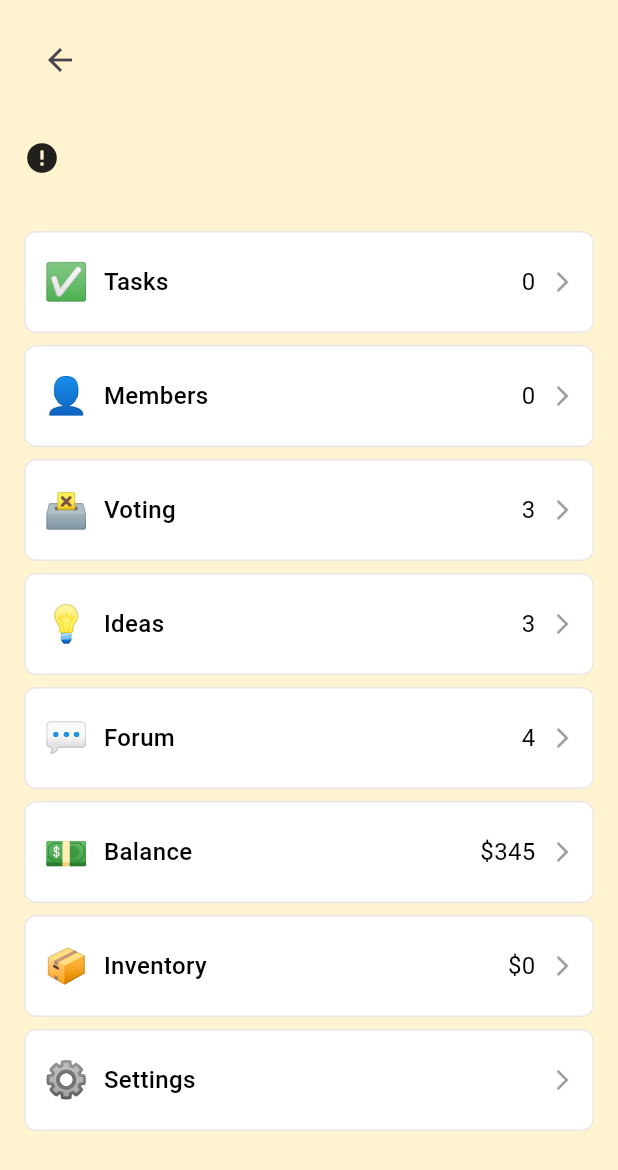
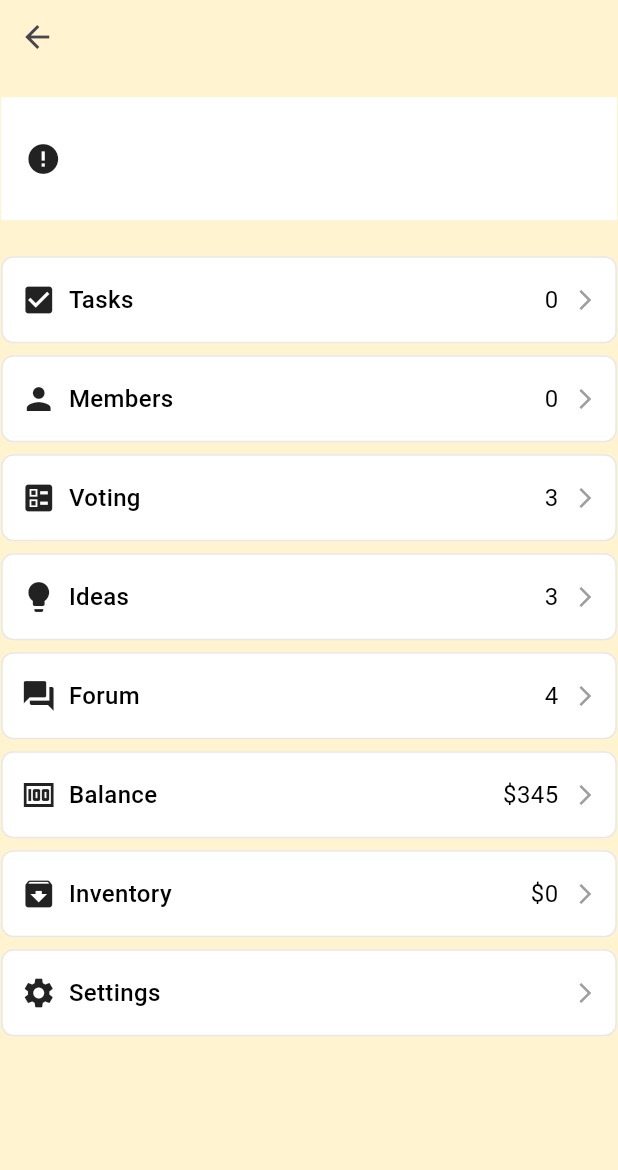
Before and after one commit to haythemd/compower, a Flutter app: the ProjectPage screen opened directly with empty values, on a phone screen of 412 x 824 dp. Shown: the top 1170 px of the screen. Run offline on Flutter 3.47's test engine with Material 3 defaults, Android fonts, the phone set to English and light mode, and no system bars; our stand-ins replace cloud_firestore, firebase_auth, firebase_core, firebase_storage, image_picker; accounts and stored records are empty; network calls fail.

Commit message:
Updated  code in : main.dart, todo.dart, ProjectPage.dart, homePage.dart, and new_project_screen.dart, with changes to models, widgets, and functionality

```diff
--- a/lib/main.dart
+++ b/lib/main.dart
@@ -2,7 +2,6 @@ import 'package:firebase_core/firebase_core.dart';
 import 'package:flutter/material.dart';
 import 'package:todo/firebase_options.dart';
 import 'package:todo/pages/homePage.dart';
-import 'package:todo/pages/loginPage.dart';
 
 void main() async {
   WidgetsFlutterBinding.ensureInitialized();
--- a/lib/models/todo.dart
+++ b/lib/models/todo.dart
@@ -6,19 +6,30 @@ part 'todo.g.dart';
 class ToDo {
   final int id;
   final String title;
-  final String description;
+  final String? description; // Nullable description
   final double price;
   final bool isDone;
   final int index;
   final int groupId;
+  final DateTime? dueDate; // Nullable due date
+  final String? duration; // Duration as a String
+  final bool? inventory; // Inventory count
+  final String? dependency; // Added correct field
+  final String? assignedMember; // Added correct field
 
   ToDo({
     required this.id,
-    required this.title,required this.description,
+    required this.title,
+    this.description, // Optional description
     required this.price,
     required this.isDone,
     required this.index,
     required this.groupId,
+    this.dueDate, // Optional due date
+    this.duration, // Optional duration
+    this.inventory, // Optional inventory
+    this.dependency, // Optional dependency
+    this.assignedMember, // Optional assigned member
   });
 
   factory ToDo.fromJson(Map<String, dynamic> json) => _$ToDoFromJson(json);
--- a/lib/pages/ProjectPage.dart
+++ b/lib/pages/ProjectPage.dart
@@ -1,35 +1,38 @@
 import 'package:flutter/material.dart';
-import 'package:todo/models/project.dart'; // Import the project model
+import 'package:todo/pages/Tasks/listTasks.dart';
+import 'package:todo/models/project.dart';
 
 class ProjectPage extends StatelessWidget {
-  final Project project; // Project data to display
+  final Project project;
 
   const ProjectPage({super.key, required this.project});
 
   @override
   Widget build(BuildContext context) {
     return Scaffold(
-      backgroundColor: const Color(0xfffff3d0), // Light yellow background
+      backgroundColor: const Color(0xfffff3d0),
       body: SafeArea(
-        child: SingleChildScrollView( // Added scroll view to prevent overflow
+        child: SingleChildScrollView(
           child: Padding(
-            padding: const EdgeInsets.all(16.0), // Global padding
+            padding: const EdgeInsets.all(0.8),
             child: Column(
               crossAxisAlignment: CrossAxisAlignment.start,
               children: [
-                // Back button
                 IconButton(
                   onPressed: () {
                     Navigator.pop(context);
                   },
                   icon: const Icon(Icons.arrow_back),
                 ),
-                const SizedBox(height: 16), // Space between back button and content
-
-                // Project details (image, title, and description)
-                Row(
+                const SizedBox(height: 16),
+                Container(
+                  padding: const EdgeInsets.all(16),
+                  width: double.infinity,
+                  decoration: const BoxDecoration(
+                    color: Colors.white,
+                  ),
+                  child: Row(
                     children: [
-                    // Project image
                       ClipOval(
                         child: Image.network(
                           project.photoUrl,
@@ -37,13 +40,11 @@ class ProjectPage extends StatelessWidget {
                           height: 72,
                           fit: BoxFit.cover,
                           errorBuilder: (context, error, stackTrace) {
-                          return const Icon(Icons.error); // Error icon
+                            return const Icon(Icons.error);
                           },
                         ),
                       ),
-                    const SizedBox(width: 12), // Space between image and text
-
-                    // Project title and description
+                      const SizedBox(width: 12),
                       Expanded(
                         child: Column(
                           crossAxisAlignment: CrossAxisAlignment.start,
@@ -56,7 +57,7 @@ class ProjectPage extends StatelessWidget {
                                 fontFamily: 'KumbhSans-Bold',
                               ),
                             ),
-                          const SizedBox(height: 4), // Space between title and description
+                            const SizedBox(height: 4),
                             Text(
                               project.description,
                               style: const TextStyle(
@@ -70,17 +71,27 @@ class ProjectPage extends StatelessWidget {
                       ),
                     ],
                   ),
-                const SizedBox(height: 20), // Space between details and section list
-
-                // Section list
-                _buildSection(context, '✅', 'Tasks', project.tasks.length.toString()),
-                _buildSection(context, '👤', 'Members', project.members.length.toString()),
-                _buildSection(context, '🗳️', 'Voting', '3'),
-                _buildSection(context, '💡', 'Ideas', '3'), // New section for ideas
-                _buildSection(context, '💬', 'Forum', '4'),
-                _buildSection(context, '💵', 'Balance', '\$345'),
-                _buildSection(context, '📦', 'Inventory', '\$0'),
-                _buildSection(context, '⚙️', 'Settings', ''),
+                ),
+                const SizedBox(height: 20),
+                GestureDetector(
+                  onTap: () {
+                    // Navigate to the ListTasks screen
+                    Navigator.push(
+                      context,
+                      MaterialPageRoute(
+                        builder: (context) => ListTasksPage(tasks: project.tasks),
+                      ),
+                    );
+                  },
+                  child: _buildSection(context, Icons.check_box, 'Tasks', project.tasks.length.toString()),
+                ),
+                _buildSection(context, Icons.person, 'Members', project.members.length.toString()),
+                _buildSection(context, Icons.ballot, 'Voting', '3'),
+                _buildSection(context, Icons.lightbulb, 'Ideas', '3'),
+                _buildSection(context, Icons.forum, 'Forum', '4'),
+                _buildSection(context, Icons.money, 'Balance', '\$345'),
+                _buildSection(context, Icons.archive, 'Inventory', '\$0'),
+                _buildSection(context, Icons.settings, 'Settings', ''),
               ],
             ),
           ),
@@ -89,10 +100,11 @@ class ProjectPage extends StatelessWidget {
     );
   }
 
-  // Helper method to build each section
-  Widget _buildSection(BuildContext context, String emoji, String title, String value) {
+  Widget _buildSection(BuildContext context, IconData icon, String title, String value) {
+    final screenWidth = MediaQuery.of(context).size.width;
+
     return Container(
-      margin: const EdgeInsets.symmetric(vertical: 4), // Vertical space between sections
+      margin: const EdgeInsets.symmetric(vertical: 4),
       padding: const EdgeInsets.symmetric(horizontal: 12, vertical: 16),
       decoration: BoxDecoration(
         color: Colors.white,
@@ -104,8 +116,8 @@ class ProjectPage extends StatelessWidget {
         children: [
           Row(
             children: [
-              Text(emoji, style: const TextStyle(fontSize: 24)), // Emoji icon
-              const SizedBox(width: 10),
+              Icon(icon, size: 24), // Use the icon passed in
+              const SizedBox(width: 8), // Space between icon and title
               Text(
                 title,
                 style: const TextStyle(
@@ -118,7 +130,7 @@ class ProjectPage extends StatelessWidget {
           ),
           Row(
             children: [
-              if (value.isNotEmpty) // Value (if present)
+              if (value.isNotEmpty)
                 Text(
                   value,
                   style: const TextStyle(
@@ -127,7 +139,7 @@ class ProjectPage extends StatelessWidget {
                   ),
                 ),
               const SizedBox(width: 10),
-              const Icon(Icons.arrow_forward_ios, size: 16, color: Colors.grey), // Arrow
+              const Icon(Icons.arrow_forward_ios, size: 16, color: Colors.grey),
             ],
           ),
         ],
--- a/pubspec.yaml
+++ b/pubspec.yaml
@@ -38,6 +38,7 @@ dependencies:
   firebase_core: ^3.5.0
   cloud_firestore: ^5.4.3
   firebase_storage: ^12.3.2
+  grouped_list: ^4.0.0
 
 dev_dependencies:
   flutter_test:
```
Also changed, not shown: lib/pages/Tasks/AddTasks.dart (added, +143 -0 lines), lib/pages/Tasks/listTasks.dart (added, +209 -0 lines), lib/pages/homePage.dart (+31 -34 lines), lib/pages/new_project_screen.dart (+9 -7 lines), lib/models/todo.g.dart, pubspec.lock. Lines whose indentation alone changed are shown as unchanged.
